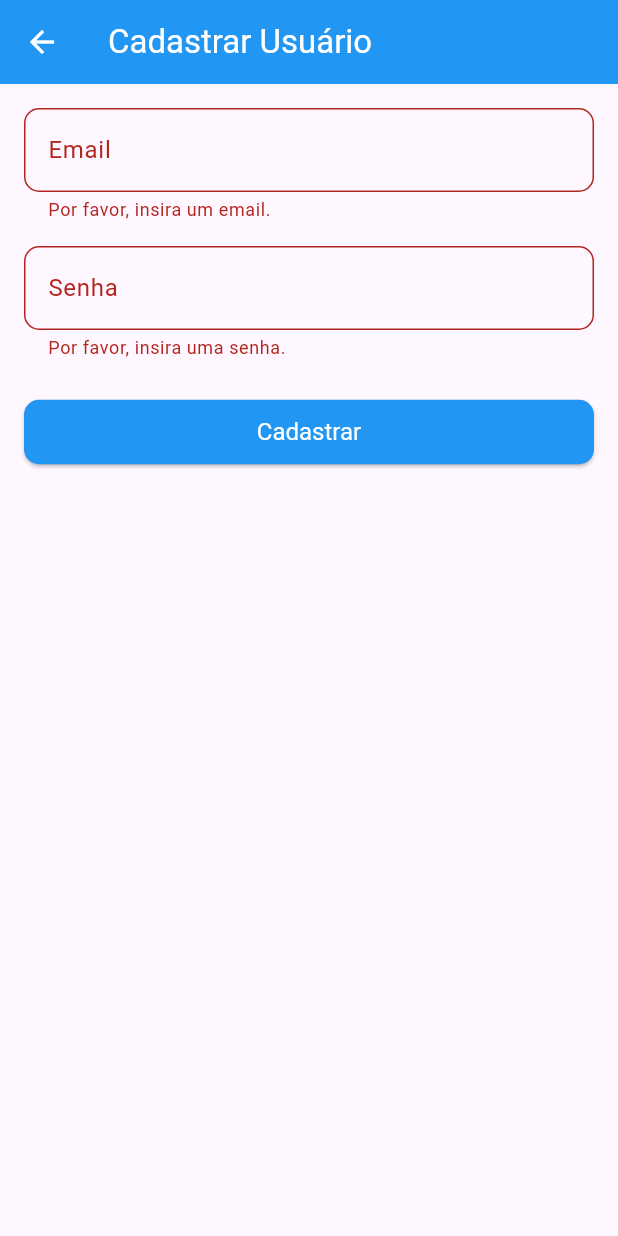
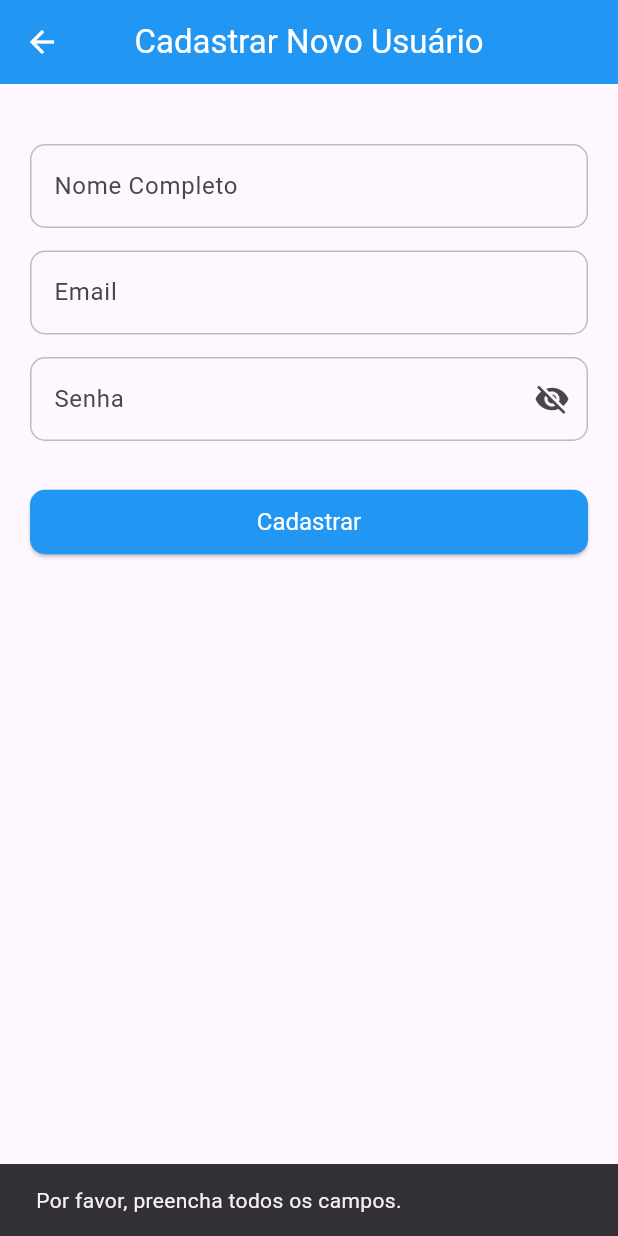
Before and after one commit to Rodkross/controle_ponto, a Flutter app: the RegisterUserScreen screen opened directly, after a tap on "Cadastrar", on a phone screen of 412 x 824 dp. Run offline on Flutter 3.47's test engine with Material 3 defaults, Android fonts, the phone set to English and light mode, and no system bars; our stand-ins replace cloud_firestore, firebase_auth, firebase_core; accounts and stored records are empty.

Commit message:
crud completo

```diff
--- a/lib/register_user_screen.dart
+++ b/lib/register_user_screen.dart
@@ -1,58 +1,85 @@
 import 'package:flutter/material.dart';
 import 'package:firebase_auth/firebase_auth.dart';
+import 'package:cloud_firestore/cloud_firestore.dart';
 
 class RegisterUserScreen extends StatefulWidget {
+  const RegisterUserScreen({super.key});
+
   @override
-  _RegisterUserScreenState createState() => _RegisterUserScreenState();
+  State<RegisterUserScreen> createState() => _RegisterUserScreenState();
 }
 
 class _RegisterUserScreenState extends State<RegisterUserScreen> {
-  final TextEditingController emailController = TextEditingController();
-  final TextEditingController senhaController = TextEditingController();
-  final _formKey = GlobalKey<FormState>();
+  final _auth = FirebaseAuth.instance;
+  final _firestore = FirebaseFirestore.instance;
+  final _nameController = TextEditingController();
+  final _emailController = TextEditingController();
+  final _passwordController = TextEditingController();
+  bool _isPasswordVisible = false;
+  bool _isLoading = false;
 
-  void _register() async {
-    if (_formKey.currentState!.validate()) {
+  Future<void> _registerUser() async {
+    if (_nameController.text.isEmpty ||
+        _emailController.text.isEmpty ||
+        _passwordController.text.isEmpty) {
+      ScaffoldMessenger.of(context).showSnackBar(
+        const SnackBar(content: Text('Por favor, preencha todos os campos.')),
+      );
+      return;
+    }
+
+    setState(() {
+      _isLoading = true;
+    });
+
     try {
-        final credential = await FirebaseAuth.instance
-            .createUserWithEmailAndPassword(
-              email: emailController.text.trim(),
-              password: senhaController.text.trim(),
+      // 1. Criar usuário no FirebaseAuth
+      UserCredential userCredential =
+          await _auth.createUserWithEmailAndPassword(
+        email: _emailController.text.trim(),
+        password: _passwordController.text.trim(),
       );
 
-        if (credential.user != null) {
-          // Cadastro bem-sucedido, você pode adicionar lógica para salvar
-          // informações adicionais do usuário no Firestore aqui.
+      // 2. Salvar informações adicionais no Firestore
+      if (userCredential.user != null) {
+        await _firestore.collection('users').doc(userCredential.user!.uid).set({
+          'name': _nameController.text.trim(),
+          'email': _emailController.text.trim(),
+          'createdAt': FieldValue.serverTimestamp(),
+        });
 
         if (mounted) {
           ScaffoldMessenger.of(context).showSnackBar(
             const SnackBar(content: Text('Usuário cadastrado com sucesso!')),
           );
-            Navigator.pop(
-              context,
-            ); // Retorna para a tela anterior (WelcomeScreen)
+          Navigator.of(context).pop();
         }
       }
     } on FirebaseAuthException catch (e) {
-        String errorMessage = 'Erro no cadastro: ${e.message ?? e.code}';
-        if (e.code == 'email-already-in-use') {
-          errorMessage = 'Este email já está em uso.';
+      String errorMessage = 'Ocorreu um erro ao cadastrar.';
+      if (e.code == 'weak-password') {
+        errorMessage = 'A senha fornecida é muito fraca.';
+      } else if (e.code == 'email-already-in-use') {
+        errorMessage = 'O e-mail já está em uso por outra conta.';
       } else if (e.code == 'invalid-email') {
-          errorMessage = 'Email inválido.';
-        } else if (e.code == 'weak-password') {
-          errorMessage = 'Senha muito fraca.';
+        errorMessage = 'O formato do e-mail é inválido.';
       }
       if (mounted) {
-          ScaffoldMessenger.of(
-            context,
-          ).showSnackBar(SnackBar(content: Text(errorMessage)));
+        ScaffoldMessenger.of(context).showSnackBar(
+          SnackBar(content: Text(errorMessage)),
+        );
       }
     } catch (e) {
       if (mounted) {
-          ScaffoldMessenger.of(
-            context,
-          ).showSnackBar(SnackBar(content: Text('Erro inesperado: $e')));
+        ScaffoldMessenger.of(context).showSnackBar(
+          SnackBar(content: Text('Erro inesperado: $e')),
+        );
       }
+    } finally {
+      if (mounted) {
+        setState(() {
+          _isLoading = false;
+        });
       }
     }
   }
@@ -60,47 +87,45 @@ class _RegisterUserScreenState extends State<RegisterUserScreen> {
   @override
   Widget build(BuildContext context) {
     return Scaffold(
-      appBar: AppBar(title: const Text('Cadastrar Usuário')),
+      appBar: AppBar(
+        title: const Text('Cadastrar Novo Usuário'),
+        centerTitle: true,
+      ),
       body: Padding(
-        padding: const EdgeInsets.all(16.0),
-
-        child: Form(
-          key: _formKey,
+        padding: const EdgeInsets.all(20.0),
+        child: SingleChildScrollView(
           child: Column(
             crossAxisAlignment: CrossAxisAlignment.stretch,
-            children: <Widget>[
-              TextFormField(
-                controller: emailController,
-                decoration: const InputDecoration(labelText: 'Email'),
-                validator: (value) {
-                  if (value == null || value.isEmpty) {
-                    return 'Por favor, insira um email.';
-                  }
-                  if (!value.contains('@')) {
-                    return 'Por favor, insira um email válido.';
-                  }
-                  return null;
-                },
+            children: [
+              const SizedBox(height: 20),
+              TextField(
+                  controller: _nameController,
+                  decoration: const InputDecoration(labelText: 'Nome Completo')),
+              const SizedBox(height: 15),
+              TextField(
+                  controller: _emailController,
+                  decoration: const InputDecoration(labelText: 'Email')),
+              const SizedBox(height: 15),
+              TextField(
+                controller: _passwordController,
+                obscureText: !_isPasswordVisible,
+                decoration: InputDecoration(
+                  labelText: 'Senha',
+                  suffixIcon: IconButton(
+                    icon: Icon(_isPasswordVisible
+                        ? Icons.visibility
+                        : Icons.visibility_off),
+                    onPressed: () =>
+                        setState(() => _isPasswordVisible = !_isPasswordVisible),
                   ),
-              const SizedBox(height: 16.0),
-              TextFormField(
-                controller: senhaController,
-                decoration: const InputDecoration(labelText: 'Senha'),
-                obscureText: true,
-                validator: (value) {
-                  if (value == null || value.isEmpty) {
-                    return 'Por favor, insira uma senha.';
-                  }
-                  if (value.length < 6) {
-                    return 'A senha deve ter pelo menos 6 caracteres.';
-                  }
-                  return null;
-                },
                 ),
-              const SizedBox(height: 24.0),
+              ),
+              const SizedBox(height: 30),
               ElevatedButton(
-                onPressed: _register,
-                child: const Text('Cadastrar'),
+                onPressed: _isLoading ? null : _registerUser,
+                child: _isLoading
+                    ? const CircularProgressIndicator(color: Colors.white)
+                    : const Text('Cadastrar'),
               ),
             ],
           ),
```
Also changed, not shown: lib/main.dart (+50 -3 lines), lib/manage_users_screen.dart (+87 -128 lines). Lines whose indentation alone changed are shown as unchanged.
